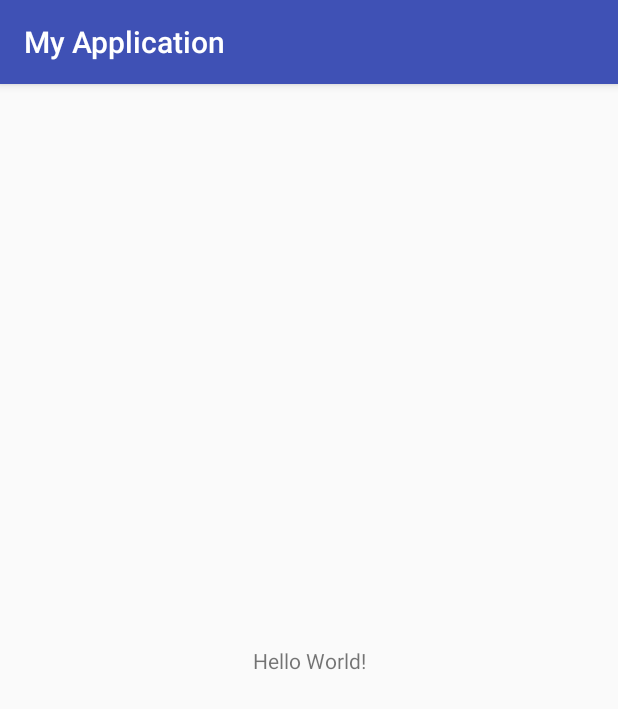
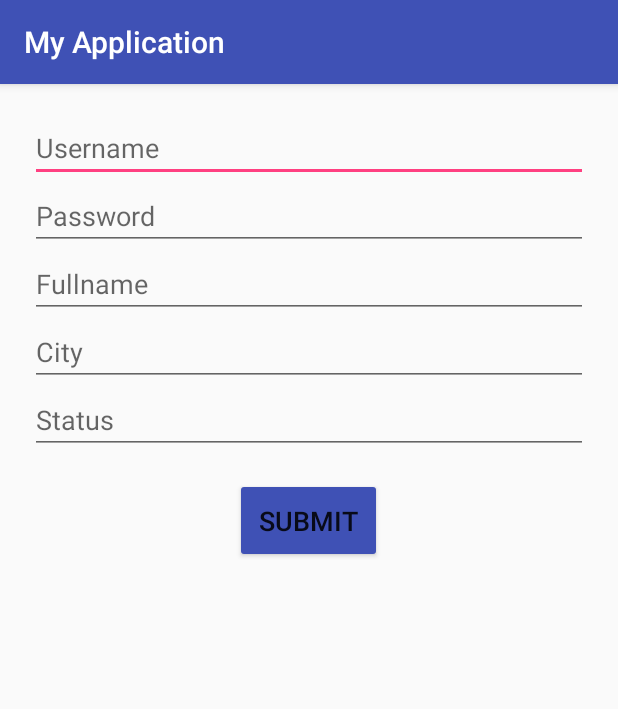
Before and after one commit to destantifw/simplecrud_android, an Android app: the screen it shows after launch (MainActivity), on a phone screen of 412 x 824 dp. Shown: the top 709 px of the screen. Run offline under Robolectric (Android 15) with nearby library versions, the phone set to English and light mode, and no system bars; our stand-ins replace Volley.

Commit message:
add requestlist. success insert_user to database.

```diff
--- a/app/build.gradle
+++ b/app/build.gradle
@@ -16,6 +16,10 @@ android {
             proguardFiles getDefaultProguardFile('proguard-android.txt'), 'proguard-rules.pro'
         }
     }
+    compileOptions {
+        targetCompatibility 1.8
+        sourceCompatibility 1.8
+    }
 }
 
 dependencies {
--- a/app/src/main/AndroidManifest.xml
+++ b/app/src/main/AndroidManifest.xml
@@ -1,6 +1,8 @@
 <?xml version="1.0" encoding="utf-8"?>
 <manifest xmlns:android="http://schemas.android.com/apk/res/android"
     package="com.debm.myapplication">
+
+    <uses-permission android:name="android.permission.INTERNET" />
 
     <application
         android:allowBackup="true"
--- /dev/null
+++ b/app/src/main/java/com/debm/myapplication/InterfaceRequest.java
@@ -0,0 +1,11 @@
+package com.debm.myapplication;
+
+import org.json.JSONException;
+
+/**
+ * Created by destantifw on 3/5/2018.
+ */
+
+public interface InterfaceRequest {
+    public void notifySuccess(String resultType,String response) throws JSONException;
+}
--- a/app/src/main/java/com/debm/myapplication/MainActivity.java
+++ b/app/src/main/java/com/debm/myapplication/MainActivity.java
@@ -1,13 +1,91 @@
 package com.debm.myapplication;
 
+import android.content.Intent;
 import android.support.v7.app.AppCompatActivity;
 import android.os.Bundle;
+import android.util.Log;
+import android.view.View;
+import android.widget.Button;
+import android.widget.EditText;
+
+import com.android.volley.toolbox.Volley;
+
+import java.util.HashMap;
 
 public class MainActivity extends AppCompatActivity {
+    EditText etUsername;
+    EditText etPassword;
+    EditText etFullname;
+    EditText etCity;
+    EditText etStatus;
+    Button bSubmit;
+
+    InterfaceRequest mResultCallback;
+    private String url_insert = "http://192.168.0.13/crud_android/user/insert_user";
+
 
     @Override
     protected void onCreate(Bundle savedInstanceState) {
         super.onCreate(savedInstanceState);
         setContentView(R.layout.activity_main);
+
+        etUsername = findViewById(R.id.etUsername);
+        etPassword = findViewById(R.id.etPassword);
+        etFullname = findViewById(R.id.etFullname);
+        etCity = findViewById(R.id.etCity);
+        etStatus = findViewById(R.id.etStatus);
+        bSubmit = findViewById(R.id.bSubmit);
+
+        bSubmit.setOnClickListener(new View.OnClickListener() {
+            @Override
+            public void onClick(View view) {
+               insertToDB(etUsername.getText().toString(), MD5(etPassword.getText().toString()), etFullname.getText().toString(),
+                       etCity.getText().toString(), etStatus.getText().toString());
+            }
+        });
+
+    }
+
+
+    private void insertToDB(String username, String password, String fullname, String city, String status) {
+        HashMap<String, String > params = new HashMap <>();
+
+        params.put("username", username);
+        params.put("password", password);
+        params.put("fullname", fullname);
+        params.put("city", city);
+        params.put("status", status);
+
+        initVolleyCallback();
+        VolleyRequest.getInstance(this).startRequest(mResultCallback, url_insert, params, "insert_user");
+
+    }
+
+    public String MD5(String md5) {
+        try {
+            java.security.MessageDigest md = java.security.MessageDigest.getInstance("MD5");
+            byte[] array = md.digest(md5.getBytes());
+            StringBuffer sb = new StringBuffer();
+            for (int i = 0; i < array.length; ++i) {
+                sb.append(Integer.toHexString((array[i] & 0xFF) | 0x100).substring(1,3));
+            }
+            return sb.toString();
+        } catch (java.security.NoSuchAlgorithmException e) {
+        }
+        return md5;
+    }
+
+    void initVolleyCallback() {
+        mResultCallback = (resultType, response) -> {
+            Log.d("test", "Volley result " + resultType);
+            Log.d("test", "Volley response" + response);
+            VolleyRequest.setReturnValue(resultType, response);
+            if (VolleyRequest.getReturnValue().get("resulttag").equals("success")){
+                Log.d("result", "initVolleyCallback: success! "+VolleyRequest.getReturnValue().get("data"));
+            } else {
+                Log.d("result", "initVolleyCallback: error! "+VolleyRequest.getReturnValue().get("data"));
+            }
+
+        };
     }
 }
--- a/app/src/main/res/layout/activity_main.xml
+++ b/app/src/main/res/layout/activity_main.xml
@@ -4,15 +4,84 @@
     xmlns:tools="http://schemas.android.com/tools"
     android:layout_width="match_parent"
     android:layout_height="match_parent"
-    tools:context="com.debm.myapplication.MainActivity">
+    tools:context=".MainActivity">
 
-    <TextView
-        android:layout_width="wrap_content"
-        android:layout_height="wrap_content"
-        android:text="Hello World!"
-        app:layout_constraintBottom_toBottomOf="parent"
-        app:layout_constraintLeft_toLeftOf="parent"
-        app:layout_constraintRight_toRightOf="parent"
-        app:layout_constraintTop_toTopOf="parent" />
+        <LinearLayout
+            android:layout_width="match_parent"
+            android:layout_height="wrap_content"
+            android:orientation="vertical"
+            android:padding="20dp">
+
+
+                <EditText
+                    android:id="@+id/etUsername"
+                    android:layout_width="match_parent"
+                    android:layout_height="match_parent"
+                    android:ems="10"
+                    android:hint="Username"
+                    android:inputType="text"
+                    android:singleLine="true"
+                    tools:ignore="HardcodedText" />
+
+
+
+
+            <EditText
+                    android:id="@+id/etPassword"
+                    android:layout_width="match_parent"
+                    android:layout_height="match_parent"
+                    android:ems="10"
+                    android:hint="Password"
+                    android:singleLine="true"
+                    android:inputType="textPassword"
+                    tools:ignore="HardcodedText" />
+
+
+                <EditText
+                    android:id="@+id/etFullname"
+                    android:layout_width="match_parent"
+                    android:layout_height="match_parent"
+                    android:ems="10"
+                    android:hint="Fullname"
+                    android:inputType="text"
+                    android:singleLine="true"
+                    />
+
+                <EditText
+                    android:id="@+id/etCity"
+                    android:layout_width="match_parent"
+                    android:layout_height="match_parent"
+                    android:ems="10"
+                    android:hint="City"
+                    android:inputType="text"
+                    android:singleLine="true"
+                    tools:ignore="HardcodedText" />
+
+                <EditText
+                    android:id="@+id/etStatus"
+                    android:layout_width="match_parent"
+                    android:layout_height="match_parent"
+                    android:ems="10"
+                    android:hint="Status"
+                    android:inputType="text"
+                    android:singleLine="true"
+                    tools:ignore="HardcodedText" />
+
+
+            <Button
+                android:id="@+id/bSubmit"
+                android:layout_gravity="center"
+                android:layout_width="wrap_content"
+                android:layout_height="match_parent"
+                android:layout_marginEnd="8dp"
+                android:layout_marginStart="8dp"
+                android:layout_marginTop="16dp"
+                android:padding="16dp"
+                android:text="Submit"
+                android:backgroundTint="@color/colorPrimary"
+                android:textSize="18sp" />
+        </LinearLayout>
+
+
 
 </android.support.constraint.ConstraintLayout>
```
Also changed, not shown: app/src/main/java/com/debm/myapplication/VolleyRequest.java (added, +161 -0 lines).
